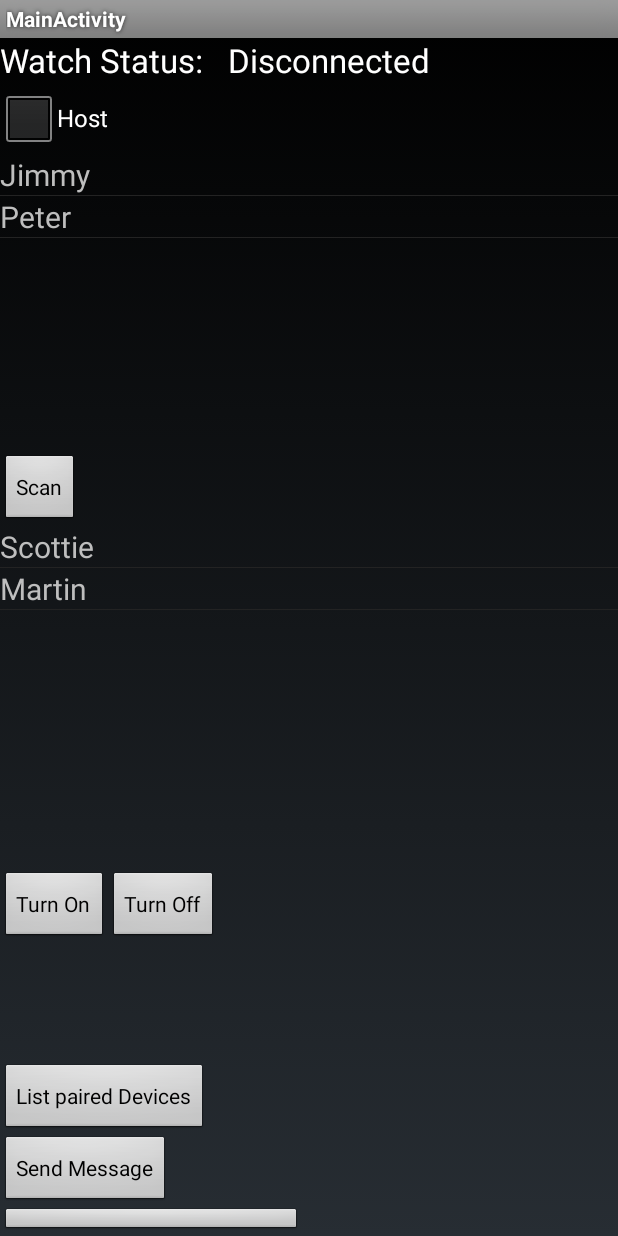
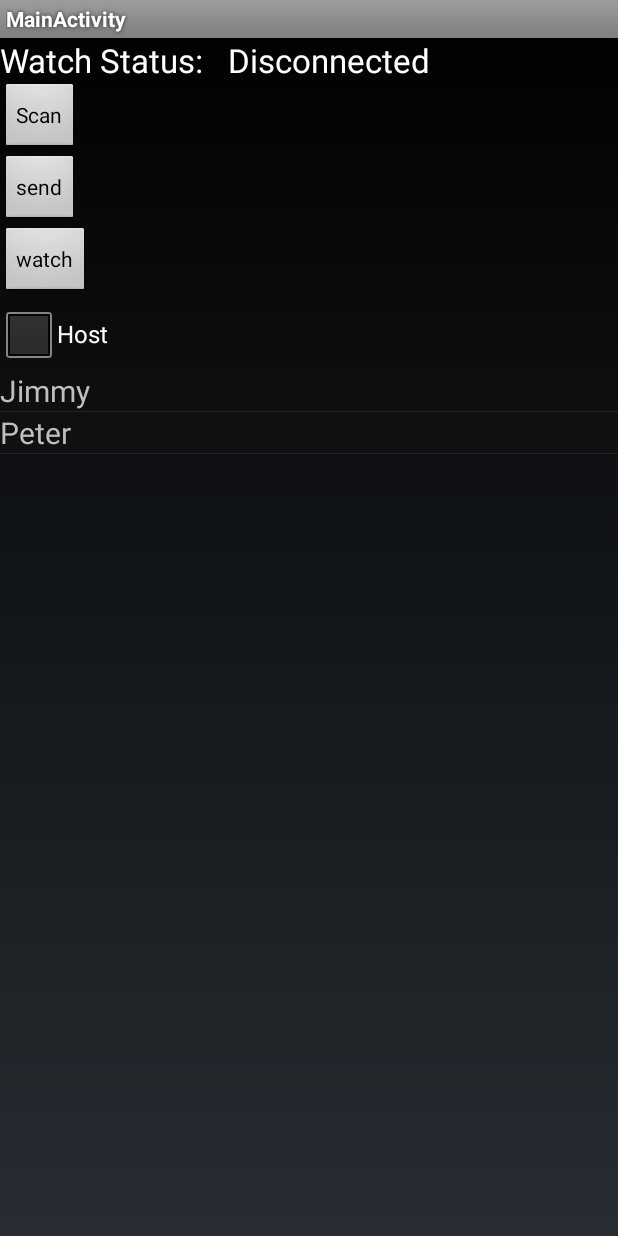
Before and after one commit to JKereliuk/orangutap, an Android app: the screen it shows after launch (MainActivity), on a phone screen of 412 x 824 dp. Run offline under Robolectric (Android 15) with nearby library versions, the phone set to English and light mode, and no system bars; 4 statements that could not run were skipped.

Commit message:
big commit, get ready for conflicts

```diff
--- a/dMetronome/handheldApp/src/main/AndroidManifest.xml
+++ b/dMetronome/handheldApp/src/main/AndroidManifest.xml
@@ -30,6 +30,11 @@
                 <category android:name="android.intent.category.LAUNCHER" />
             </intent-filter>
         </activity>
+        <activity
+            android:name=".DeviceListActivity"
+            android:configChanges="orientation|keyboardHidden"
+            android:label="@string/select_device"
+            android:theme="@android:style/Theme.Holo.Dialog"/>
     </application>
 
 </manifest>
--- a/dMetronome/handheldApp/src/main/java/com/digutsoft/metronome/MainActivity.java
+++ b/dMetronome/handheldApp/src/main/java/com/digutsoft/metronome/MainActivity.java
@@ -3,10 +3,10 @@ package com.digutsoft.metronome;
 import android.app.Activity;
 import android.bluetooth.BluetoothAdapter;
 import android.bluetooth.BluetoothDevice;
-import android.content.BroadcastReceiver;
-import android.content.Context;
 import android.content.Intent;
 import android.os.Bundle;
+import android.os.Handler;
+import android.os.Message;
 import android.util.Log;
 import android.view.View;
 import android.widget.ArrayAdapter;
@@ -33,6 +33,7 @@ import com.google.android.gms.wearable.Wearable;
 
 import java.sql.Time;
 import java.util.Date;
+import java.util.Random;
 import java.util.Set;
 
 
@@ -41,7 +42,9 @@ public class MainActivity extends Activity implements
         GoogleApiClient.ConnectionCallbacks,
         GoogleApiClient.OnConnectionFailedListener {
 
-    private static final int REQUEST_ENABLE_BT = 1;
+
+
+    private static final String TAG = "BluetoothChatFragment";
     private Button onBtn;
     private Button offBtn;
     private Button listBtn;
@@ -59,15 +62,83 @@ public class MainActivity extends Activity implements
     private boolean mIsHosting;
     private GoogleApiClient mGoogleApiClient;
     private int mBpm = 0;
-    private Time mStartTime;
+    private Long mStartTime;
 
     private static final String BPM_KEY = "com.example.key.BPM";
     private static final String TIME_KEY = "com.example.key.TIME";
 
+    // Intent request codes
+    private static final int REQUEST_CONNECT_DEVICE = 1;
+    private static final int REQUEST_ENABLE_BT = 3;
+
+    private final Handler mHandler = new Handler() {
+        @Override
+        public void handleMessage(Message msg) {
+            switch (msg.what) {
+//                case Constants.MESSAGE_WRITE:
+//                    byte[] writeBuf = (byte[]) msg.obj;
+//                    // construct a string from the buffer
+//                    String writeMessage = new String(writeBuf);
+//                    mConversationArrayAdapter.add("Me:  " + writeMessage);
+//                    break;
+                case Constants.MESSAGE_READ:
+                    byte[] readBuf = (byte[]) msg.obj;
+                    // construct a string from the valid bytes in the buffer
+                    String readMessage = new String(readBuf, 0, msg.arg1);
+                    Toast.makeText(MainActivity.this, readMessage, Toast.LENGTH_SHORT).show();
+                    updateBPM(decodeMessageStartTime(readMessage), decodeMessageBpm(readMessage));
+                    updateWatchData();
+                    break;
+//                case Constants.MESSAGE_DEVICE_NAME:
+//                    // save the connected device's name
+//                    mConnectedDeviceName = msg.getData().getString(Constants.DEVICE_NAME);
+//                    if (null != activity) {
+//                        Toast.makeText(activity, "Connected to "
+//                                + mConnectedDeviceName, Toast.LENGTH_SHORT).show();
+//                    }
+////                    break;
+//                case Constants.MESSAGE_TOAST:
+//                    if (null != activity) {
+//                        Toast.makeText(activity, msg.getData().getString(Constants.TOAST),
+//                                Toast.LENGTH_SHORT).show();
+//                    }
+//                    break;
+            }
+        }
+    };
+
+    /**
+     * Name of the connected device
+     */
+    private String mConnectedDeviceName;
+    /**
+     * String buffer for outgoing messages
+     */
+    private StringBuffer mOutStringBuffer;
+
+    /**
+     * Member object for the chat services
+     */
+    private BluetoothChatService mChatService;
+    /**
+     * Local Bluetooth adapter
+     */
+    private BluetoothAdapter mBluetoothAdapter;
 
     @Override
     protected void onCreate(Bundle savedInstanceState) {
         super.onCreate(savedInstanceState);
+
+
+        // Get local Bluetooth adapter
+        mBluetoothAdapter = BluetoothAdapter.getDefaultAdapter();
+
+        // If the adapter is null, then Bluetooth is not supported
+        if (mBluetoothAdapter == null) {
+            Toast.makeText(MainActivity.this, "Bluetooth is not available", Toast.LENGTH_LONG).show();
+            MainActivity.this.finish();
+        }
+
         setContentView(R.layout.activity_main);
 
         mIsHosting = false;
@@ -76,14 +147,9 @@ public class MainActivity extends Activity implements
         String[] clients = {"Jimmy", "Peter"};
         ArrayAdapter<String> clientsAdapter = new ArrayAdapter<String>(this, R.layout.list_item, clients);
 
-        String[] hosts = {"Scottie", "Martin"};
-        ArrayAdapter<String> hostsAdapter = new ArrayAdapter<String>(this, R.layout.list_item, hosts);
-
         mClientListView = (ListView) findViewById(R.id.client_listview);
-        mHostListView = (ListView) findViewById(R.id.host_listview);
 
         mClientListView.setAdapter(clientsAdapter);
-        mHostListView.setAdapter(hostsAdapter);
 
         mHostCheckbox = (CheckBox) findViewById(R.id.host_checkbox);
         mScanBtn = (Button) findViewById(R.id.scan_btn);
@@ -106,190 +172,68 @@ public class MainActivity extends Activity implements
             @Override
             public void onClick(View v) {
 
-                // Create a DataMap object and send it to the data layer
-                DataMap dataMap = new DataMap();
-                dataMap.putLong(TIME_KEY, new Date().getTime());
-                dataMap.putInt(BPM_KEY, 140);
-                //Requires a new thread to avoid blocking the UI
-                new SendToDataLayerThread("/bpm", dataMap).start();
+                Intent serverIntent = new Intent(MainActivity.this, DeviceListActivity.class);
+                startActivityForResult(serverIntent, REQUEST_CONNECT_DEVICE);
             }
         });
-        // take an instance of BluetoothAdapter - Bluetooth radio
-//        myBluetoothAdapter = BluetoothAdapter.getDefaultAdapter();
-//        if(myBluetoothAdapter == null) {
-//            onBtn.setEnabled(false);
-//            offBtn.setEnabled(false);
-//            listBtn.setEnabled(false);
-//            findBtn.setEnabled(false);
-//            sendMsgBtn.setEnabled(false);
-//            text.setText("Status: not supported");
-//
-//            Toast.makeText(getApplicationContext(),"Your device does not support Bluetooth",
-//                    Toast.LENGTH_LONG).show();
-//        } else {
-//            text = (TextView) findViewById(R.id.text);
-//            onBtn = (Button)findViewById(R.id.turnOn);
-//            onBtn.setOnClickListener(new View.OnClickListener() {
-//
-//                @Override
-//                public void onClick(View v) {
-//                    // TODO Auto-generated method stub
-//                    on(v);
-//                }
-//            });
-//
-//            offBtn = (Button)findViewById(R.id.turnOff);
-//            offBtn.setOnClickListener(new View.OnClickListener() {
-//
-//                @Override
-//                public void onClick(View v) {
-//                    // TODO Auto-generated method stub
-//                    off(v);
-//                }
-//            });
-//
-//            listBtn = (Button)findViewById(R.id.paired);
-//            listBtn.setOnClickListener(new View.OnClickListener() {
-//
-//                @Override
-//                public void onClick(View v) {
-//                    // TODO Auto-generated method stub
-//                    list(v);
-//                }
-//            });
-//
-//            findBtn = (Button)findViewById(R.id.search);
-//            findBtn.setOnClickListener(new View.OnClickListener() {
-//
-//                @Override
-//                public void onClick(View v) {
-//                    // TODO Auto-generated method stub
-//                    find(v);
-//                }
-//            });
-//
-//            sendMsgBtn = (Button)findViewById(R.id.send_message);
-//            sendMsgBtn.setOnClickListener(new View.OnClickListener() {
-//
-//                @Override
-//                public void onClick(View v) {
-//                    // TODO Auto-generated method stub
-//                    sendMessage(v);
-//                }
-//            });
-//
-//            myListView = (ListView)findViewById(R.id.listView1);
-//
-//            // create the arrayAdapter that contains the BTDevices, and set it to the ListView
-//            BTArrayAdapter = new ArrayAdapter<String>(this, android.R.layout.simple_list_item_1);
-//            myListView.setAdapter(BTArrayAdapter);
-//        }
+
+
+        Button sendBtn = (Button) findViewById(R.id.send_btn);
+        sendBtn.setOnClickListener(new View.OnClickListener() {
+            @Override
+            public void onClick(View v) {
+                sendMessage(String.valueOf(System.currentTimeMillis()) + ":223");
+            }
+        });
+
+        Button watch = (Button) findViewById(R.id.watch);
+        watch.setOnClickListener(new View.OnClickListener() {
+            @Override
+            public void onClick(View v) {
+                updateBPM(System.currentTimeMillis(), new Random().nextInt(40) + 100);
+                updateWatchData();
+            }
+        });
+    }
+
+    private void updateWatchData() {
+        // Create a DataMap object and send it to the data layer
+        DataMap dataMap = new DataMap();
+        dataMap.putLong(TIME_KEY, mStartTime);
+        dataMap.putInt(BPM_KEY, mBpm);
+        //Requires a new thread to avoid blocking the UI
+        new SendToDataLayerThread("/bpm", dataMap).start();
+        Toast.makeText(MainActivity.this, "Sent message to phone", Toast.LENGTH_SHORT).show();
     }
 
     @Override
     protected void onStart() {
         super.onStart();
         mGoogleApiClient.connect();
+
+        // If BT is not on, request that it be enabled.
+        // setupChat() will then be called during onActivityResult
+        if (!mBluetoothAdapter.isEnabled()) {
+
+            Intent enableIntent = new Intent(BluetoothAdapter.ACTION_REQUEST_ENABLE);
+            startActivityForResult(enableIntent, REQUEST_ENABLE_BT);
+            // Otherwise, setup the chat session
+        }
+
+        if (mChatService == null) {
+            // Initialize the BluetoothChatService to perform bluetooth connections
+            mChatService = new BluetoothChatService(this, mHandler);
+
+            // Initialize the buffer for outgoing messages
+            mOutStringBuffer = new StringBuffer("");
+        }
     }
+
 
     @Override
     protected void onResume() {
         super.onStart();
         mGoogleApiClient.connect();
-    }
-
-    public void on(View view){
-//        if (!myBluetoothAdapter.isEnabled()) {
-//            Intent turnOnIntent = new Intent(BluetoothAdapter.ACTION_REQUEST_ENABLE);
-//            startActivityForResult(turnOnIntent, REQUEST_ENABLE_BT);
-//
-//            Toast.makeText(getApplicationContext(),"Bluetooth turned on" ,
-//                    Toast.LENGTH_LONG).show();
-//        }
-//        else{
-//            Toast.makeText(getApplicationContext(),"Bluetooth is already on",
-//                    Toast.LENGTH_LONG).show();
-//        }
-    }
-
-    @Override
-    protected void onActivityResult(int requestCode, int resultCode, Intent data) {
-//        // TODO Auto-generated method stub
-//        if(requestCode == REQUEST_ENABLE_BT){
-//            if(myBluetoothAdapter.isEnabled()) {
-//                text.setText("Status: Enabled");
-//            } else {
-//                text.setText("Status: Disabled");
-//            }
-//        }
-    }
-
-    public void list(View view){
-//        // get paired devices
-//        pairedDevices = myBluetoothAdapter.getBondedDevices();
-//
-//        // put it's one to the adapter
-//        for(BluetoothDevice device : pairedDevices)
-//            BTArrayAdapter.add(device.getName()+ "\n" + device.getAddress());
-//
-//        Toast.makeText(getApplicationContext(),"Show Paired Devices",
-//                Toast.LENGTH_SHORT).show();
-
-    }
-
-    final BroadcastReceiver bReceiver = new BroadcastReceiver() {
-        public void onReceive(Context context, Intent intent) {
-//            String action = intent.getAction();
-//            // When discovery finds a device
-//            if (BluetoothDevice.ACTION_FOUND.equals(action)) {
-//                // Get the BluetoothDevice object from the Intent
-//                BluetoothDevice device = intent.getParcelableExtra(BluetoothDevice.EXTRA_DEVICE);
-//                // add the name and the MAC address of the object to the arrayAdapter
-//                BTArrayAdapter.add(device.getName() + "\n" + device.getAddress());
-//                BTArrayAdapter.notifyDataSetChanged();
-//            }
-        }
-    };
-
-    public void find(View view) {
-//        if (myBluetoothAdapter.isDiscovering()) {
-//            // the button is pressed when it discovers, so cancel the discovery
-//            myBluetoothAdapter.cancelDiscovery();
-//        }
-//        else {
-//            BTArrayAdapter.clear();
-//            myBluetoothAdapter.startDiscovery();
-//
-//            registerReceiver(bReceiver, new IntentFilter(BluetoothDevice.ACTION_FOUND));
-//        }
-    }
-
-    public void off(View view){
-//        myBluetoothAdapter.disable();
-//        text.setText("Status: Disconnected");
-//
-//        Toast.makeText(getApplicationContext(), "Bluetooth turned off",
-//                Toast.LENGTH_LONG).show();
-    }
-
-    public void sendMessage(View view){
-//        // get paired devices
-//        pairedDevices = myBluetoothAdapter.getBondedDevices();
-//
-//        // put it's one to the adapter
-//        for(BluetoothDevice device : pairedDevices) {
-//            //send message
-//        }
-//
-//        Toast.makeText(getApplicationContext(),"Message Sent",
-//                Toast.LENGTH_SHORT).show();
-    }
-
-    @Override
-    protected void onDestroy() {
-        // TODO Auto-generated method stub
-        super.onDestroy();
-//        unregisterReceiver(bReceiver);
     }
 
     @Override
@@ -327,7 +271,7 @@ public class MainActivity extends Activity implements
     }
 
     public void updateBPM(long startTime, int bpm) {
-        mStartTime = new Time(startTime);
+        mStartTime = startTime;
         mBpm = bpm;
     }
 
@@ -359,4 +303,74 @@ public class MainActivity extends Activity implements
             }
         }
     }
+
+    public void onActivityResult(int requestCode, int resultCode, Intent data) {
+        switch (requestCode) {
+            case REQUEST_CONNECT_DEVICE:
+                // When DeviceListActivity returns with a device to connect
+                if (resultCode == Activity.RESULT_OK) {
+                    connectDevice(data, true);
+                }
+                break;
+            case REQUEST_ENABLE_BT:
+                // When the request to enable Bluetooth returns
+                if (resultCode == Activity.RESULT_OK) {
+                    // Bluetooth is now enabled, so set up a chat session
+                    // Initialize the BluetoothChatService to perform bluetooth connections
+                    mChatService = new BluetoothChatService(MainActivity.this, mHandler);
+
+                    // Initialize the buffer for outgoing messages
+                    mOutStringBuffer = new StringBuffer("");
+                } else {
+                    // User did not enable Bluetooth or an error occurred
+                    Log.d(TAG, "BT not enabled");
+                    Toast.makeText(MainActivity.this, "BT not enabled",
+                            Toast.LENGTH_SHORT).show();
+                    MainActivity.this.finish();
+                }
+        }
+    }
+
+    private void connectDevice(Intent data, boolean secure) {
+        // Get the device MAC address
+        String address = data.getExtras()
+                .getString(DeviceListActivity.EXTRA_DEVICE_ADDRESS);
+        // Get the BluetoothDevice object
+        BluetoothDevice device = mBluetoothAdapter.getRemoteDevice(address);
+        // Attempt to connect to the device
+        mChatService.connect(device, secure);
+    }
+
+    private String encodeMessage(Long startTime, int bpm) {
+        return String.format("%d:%d", startTime, bpm);
+    }
+
+    private long decodeMessageStartTime(String msg) {
+        return Long.parseLong(msg.substring(0, msg.indexOf(":")));
+    }
+
+    private int decodeMessageBpm(String msg) {
+        return Integer.parseInt(msg.substring(msg.indexOf(":") + 1));
+    }
+
+    private void sendMessage(String message) {
+        // Check that we're actually connected before trying anything
+        if (mChatService.getState() != BluetoothChatService.STATE_CONNECTED) {
+            Toast.makeText(MainActivity.this, R.string.not_connected, Toast.LENGTH_SHORT).show();
+            return;
+        }
+
+        // Check that there's actually something to send
+        if (message.length() > 0) {
+            // Get the message bytes and tell the BluetoothChatService to write
+            byte[] send = message.getBytes();
+            mChatService.write(send);
+
+            // Reset out string buffer to zero and clear the edit text field
+            mOutStringBuffer.setLength(0);
+        }
+    }
+
+
+
 }
--- a/dMetronome/handheldApp/src/main/res/layout/activity_main.xml
+++ b/dMetronome/handheldApp/src/main/res/layout/activity_main.xml
@@ -25,6 +25,24 @@
             android:text="@string/disconnected" />
     </LinearLayout>
 
+    <Button
+        android:layout_width="wrap_content"
+        android:layout_height="wrap_content"
+        android:id="@+id/scan_btn"
+        android:text="@string/scan"/>
+
+    <Button
+        android:layout_width="wrap_content"
+        android:layout_height="wrap_content"
+        android:id="@+id/send_btn"
+        android:text="send"/>
+
+    <Button
+        android:layout_width="wrap_content"
+        android:layout_height="wrap_content"
+        android:id="@+id/watch"
+        android:text="watch"/>
+
     <LinearLayout
         android:id="@+id/host_section"
         android:layout_width="match_parent"
@@ -43,76 +61,4 @@
             android:layout_height="200dp"/>
     </LinearLayout>
 
-    <LinearLayout
-        android:id="@+id/join_section"
-        android:layout_width="match_parent"
-        android:layout_height="wrap_content"
-        android:orientation="vertical">
-
-        <Button
-            android:layout_width="wrap_content"
-            android:layout_height="wrap_content"
-            android:id="@+id/scan_btn"
-            android:text="@string/scan"/>
-
-        <ListView
-            android:id="@+id/host_listview"
-            android:layout_width="fill_parent"
-            android:layout_height="200dp"/>
-    </LinearLayout>
-
-    <LinearLayout
-        android:layout_width="match_parent"
-        android:layout_height="wrap_content"
-        android:orientation="horizontal"
-        android:layout_marginTop="30dp" >
-
-        <Button
-            android:id="@+id/turnOn"
-            android:layout_width="wrap_content"
-            android:layout_height="wrap_content"
-            android:text="@string/on" />
-
-        <Button
-            android:id="@+id/turnOff"
-            android:layout_width="wrap_content"
-            android:layout_height="wrap_content"
-            android:text="@string/off" />
-
-    </LinearLayout>
-
-
-    <LinearLayout
-        android:layout_width="match_parent"
-        android:layout_height="wrap_content"
-        android:orientation="vertical"
-        android:layout_marginTop="80dp" >
-
-        <Button
-            android:id="@+id/paired"
-            android:layout_width="wrap_content"
-            android:layout_height="wrap_content"
-            android:text="@string/List" />
-
-        <Button
-            android:id="@+id/send_message"
-            android:layout_width="wrap_content"
-            android:layout_height="wrap_content"
-            android:text="@string/Send_message" />
-
-        <Button
-            android:id="@+id/search"
-            android:layout_width="wrap_content"
-            android:layout_height="wrap_content"
-            android:text="@string/Find" />
-
-        <ListView
-            android:id="@+id/listView1"
-            android:layout_width="fill_parent"
-            android:layout_height="200dp" >
-
-        </ListView>
-
-    </LinearLayout>
-
 </LinearLayout>
```
Also changed, not shown: dMetronome/handheldApp/src/main/res/values/strings.xml (+9 -0 lines), dMetronome/wearApp/src/main/java/com/digutsoft/metronome/ClientTempo.java (+36 -34 lines).
